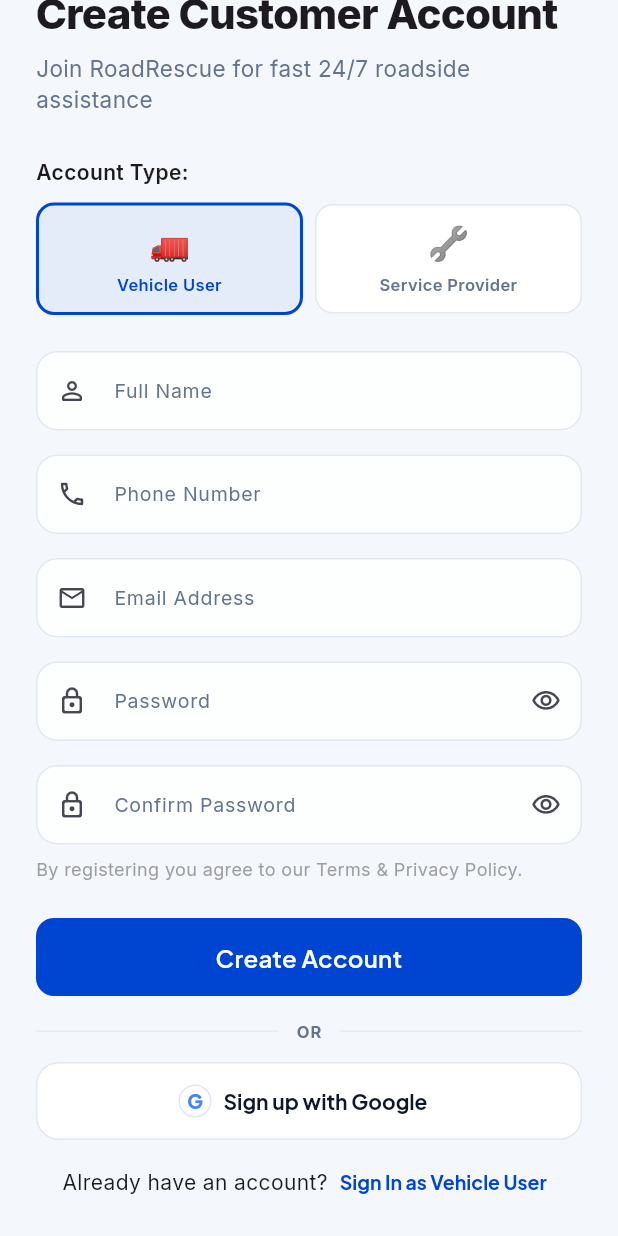
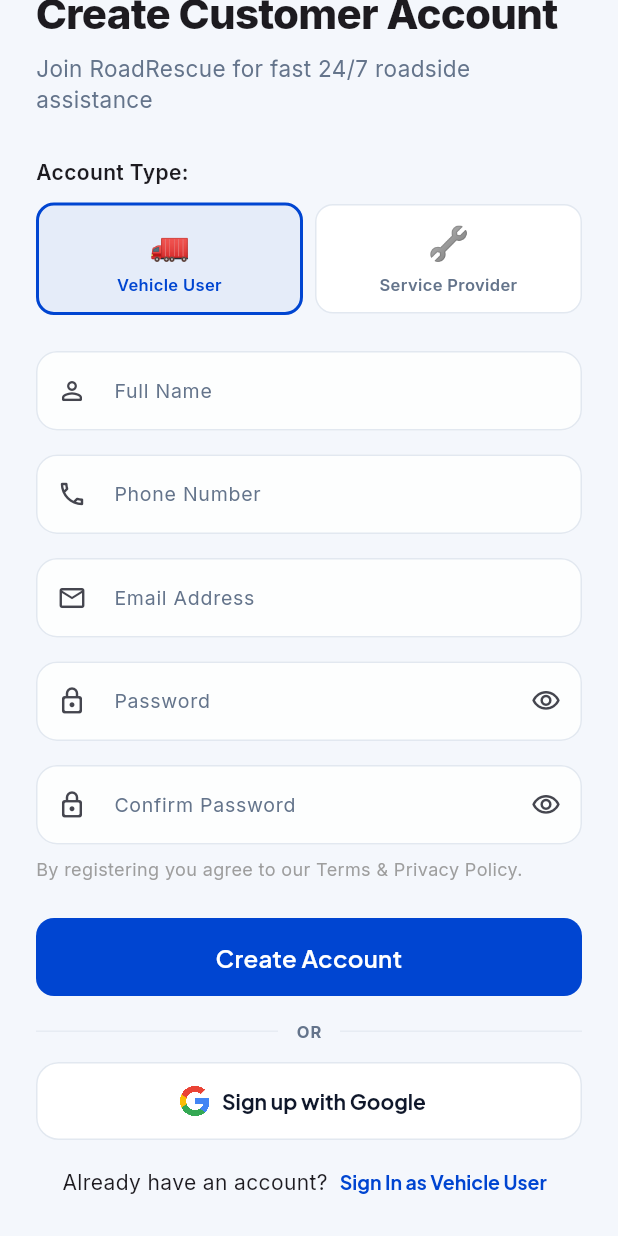
Before and after one commit to aswinmurugesan06/RoadRescuer, a Flutter app: the RegisterScreen screen opened by its route, scrolled down 183 dp, on a phone screen of 412 x 824 dp. Run offline on Flutter 3.47's test engine with Material 3 defaults, Android fonts, the phone set to English and light mode, and no system bars; our stand-ins replace cloud_firestore, firebase_auth, firebase_core, geolocator, google_fonts, google_sign_in and 2 more; missing offline and left inert: maplibre_gl; accounts and stored records are empty.

Commit message:
Use official Google logo on login and signup

```diff
--- a/mobile/lib/features/auth/screens/register_screen.dart
+++ b/mobile/lib/features/auth/screens/register_screen.dart
@@ -5,6 +5,7 @@ import '../../../core/utils/validators.dart';
 import '../../../widgets/rr_text_field.dart';
 import '../../../widgets/rr_button.dart';
 import '../../../widgets/app_logo.dart';
+import '../../../widgets/google_logo.dart';
 import '../../../services/auth_service.dart';
 import '../../../services/api_client.dart';
 
@@ -363,25 +364,7 @@ class _RegisterScreenState extends State<RegisterScreen> {
                   width: double.infinity,
                   child: OutlinedButton.icon(
                     onPressed: _googleLoading ? null : _googleSignUp,
-                    icon: Container(
-                      width: 22,
-                      height: 22,
-                      decoration: BoxDecoration(
-                        color: Colors.white,
-                        shape: BoxShape.circle,
-                        border: Border.all(color: AppColors.borderLight),
-                      ),
-                      child: const Center(
-                        child: Text(
-                          'G',
-                          style: TextStyle(
-                            fontSize: 13,
-                            fontWeight: FontWeight.w900,
-                            color: Color(0xFF4285F4),
-                          ),
-                        ),
-                      ),
-                    ),
+                    icon: const GoogleLogo(size: 20),
                     label: Text(
                       _googleLoading
                           ? 'Connecting to Google…'
--- /dev/null
+++ b/mobile/lib/widgets/google_logo.dart
@@ -0,0 +1,36 @@
+import 'package:flutter/material.dart';
+
+/// Official multicolor Google "G" logo.
+///
+/// The asset is transparent so it can sit on white or light glass surfaces.
+class GoogleLogo extends StatelessWidget {
+  final double size;
+
+  const GoogleLogo({super.key, this.size = 18});
+
+  @override
+  Widget build(BuildContext context) {
+    return Image.asset(
+      'assets/images/google_logo.png',
+      width: size,
+      height: size,
+      fit: BoxFit.contain,
+      filterQuality: FilterQuality.high,
+      semanticLabel: 'Google',
+      errorBuilder: (_, __, ___) => SizedBox(
+        width: size,
+        height: size,
+        child: const Center(
+          child: Text(
+            'G',
+            style: TextStyle(
+              fontSize: 13,
+              fontWeight: FontWeight.w900,
+              color: Color(0xFF4285F4),
+            ),
+          ),
+        ),
+      ),
+    );
+  }
+}
```
Also changed, not shown: mobile/lib/features/auth/screens/login_screen.dart (+2 -23 lines), mobile/assets/images/google_logo.png (added), 1 other file.
